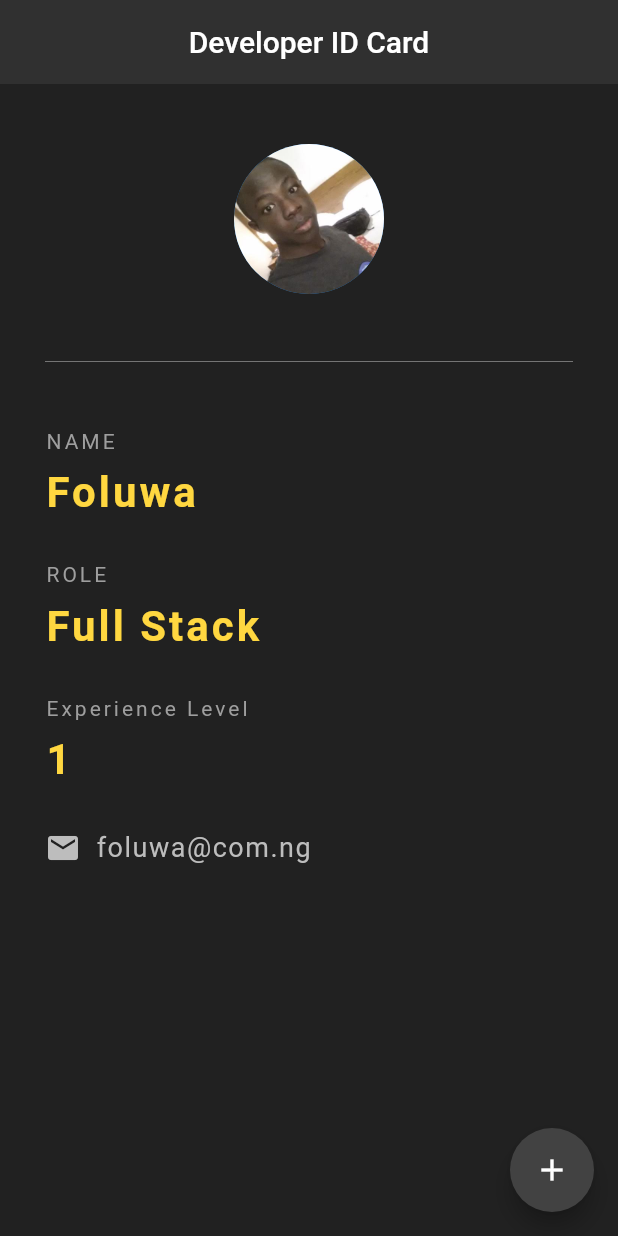
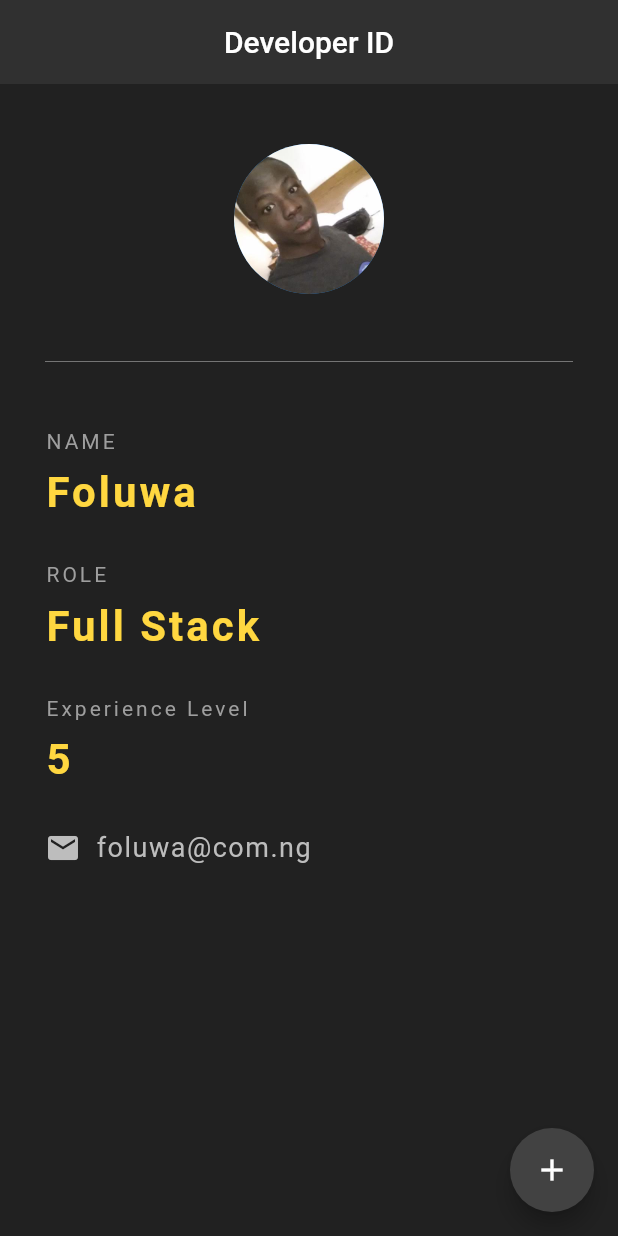
Before and after one commit to Foluwa/developer_id, a Flutter app: the screen it shows after launch, after a tap on the "add" icon, on a phone screen of 412 x 824 dp. Run offline on Flutter 3.47's test engine with Material 2 defaults, Android fonts, the phone set to English and light mode, and no system bars.

Commit message:
I updated viewed

```diff
--- a/lib/main.dart
+++ b/lib/main.dart
@@ -13,13 +13,12 @@ class _NinjaCardState extends State<NinjaCard> {
 
   int ninjaLevel = 0;
 
-
   @override
   Widget build(BuildContext context) {
     return Scaffold(
       backgroundColor: Colors.grey[900],
       appBar: AppBar(
-        title: Text('Developer ID Card'),
+        title: Text('Developer ID'),
         centerTitle: true,
         backgroundColor: Colors.grey[850],
         elevation: 0.0,
@@ -27,7 +26,7 @@ class _NinjaCardState extends State<NinjaCard> {
       floatingActionButton: FloatingActionButton(
         onPressed: (){
           setState(() {
-            ninjaLevel += 1;
+            ninjaLevel += 5;
           });
         },
         child: Icon(Icons.add),
```
